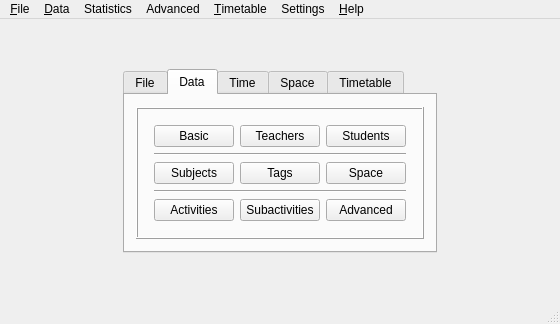
Above: src/interface/fetmainform_template.ui from karandit/fet before the change. Below: the same form after it.
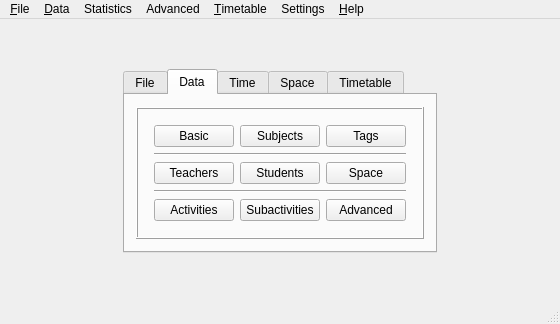
That is the form after the change. The open tabs and pages were chosen to show the change.

The edit to the form file:
```diff
--- a/src/interface/fetmainform_template.ui
+++ b/src/interface/fetmainform_template.ui
@@ -247,33 +247,33 @@
               </widget>
              </item>
              <item row="0" column="1">
-              <widget class="QPushButton" name="shortcutTeachersPushButton">
-               <property name="text">
-                <string comment="It is on the shortcuts tab buttons, so keep translation short">Teachers</string>
-               </property>
-              </widget>
-             </item>
-             <item row="0" column="2">
-              <widget class="QPushButton" name="shortcutStudentsPushButton">
-               <property name="text">
-                <string comment="It is on the shortcuts tab buttons, so keep translation short">Students</string>
-               </property>
-              </widget>
-             </item>
-             <item row="2" column="0">
               <widget class="QPushButton" name="shortcutSubjectsPushButton">
                <property name="text">
                 <string comment="It is on the shortcuts tab buttons, so keep translation short">Subjects</string>
                </property>
               </widget>
              </item>
-             <item row="2" column="1">
+             <item row="2" column="0">
+              <widget class="QPushButton" name="shortcutTeachersPushButton">
+               <property name="text">
+                <string comment="It is on the shortcuts tab buttons, so keep translation short">Teachers</string>
+               </property>
+              </widget>
+             </item>
+             <item row="0" column="2">
               <widget class="QPushButton" name="shortcutActivityTagsPushButton">
                <property name="text">
                 <string comment="It means activity tags, but I want to keep it short. It is on the shortcuts tab buttons, so keep translation short">Tags</string>
                </property>
               </widget>
              </item>
+             <item row="2" column="1">
+              <widget class="QPushButton" name="shortcutStudentsPushButton">
+               <property name="text">
+                <string comment="It is on the shortcuts tab buttons, so keep translation short">Students</string>
+               </property>
+              </widget>
+             </item>
              <item row="2" column="2">
               <widget class="QPushButton" name="shortcutDataSpacePushButton">
                <property name="text">
```
Left out of the diff: 66 changed lines with no effect on the pictures.
